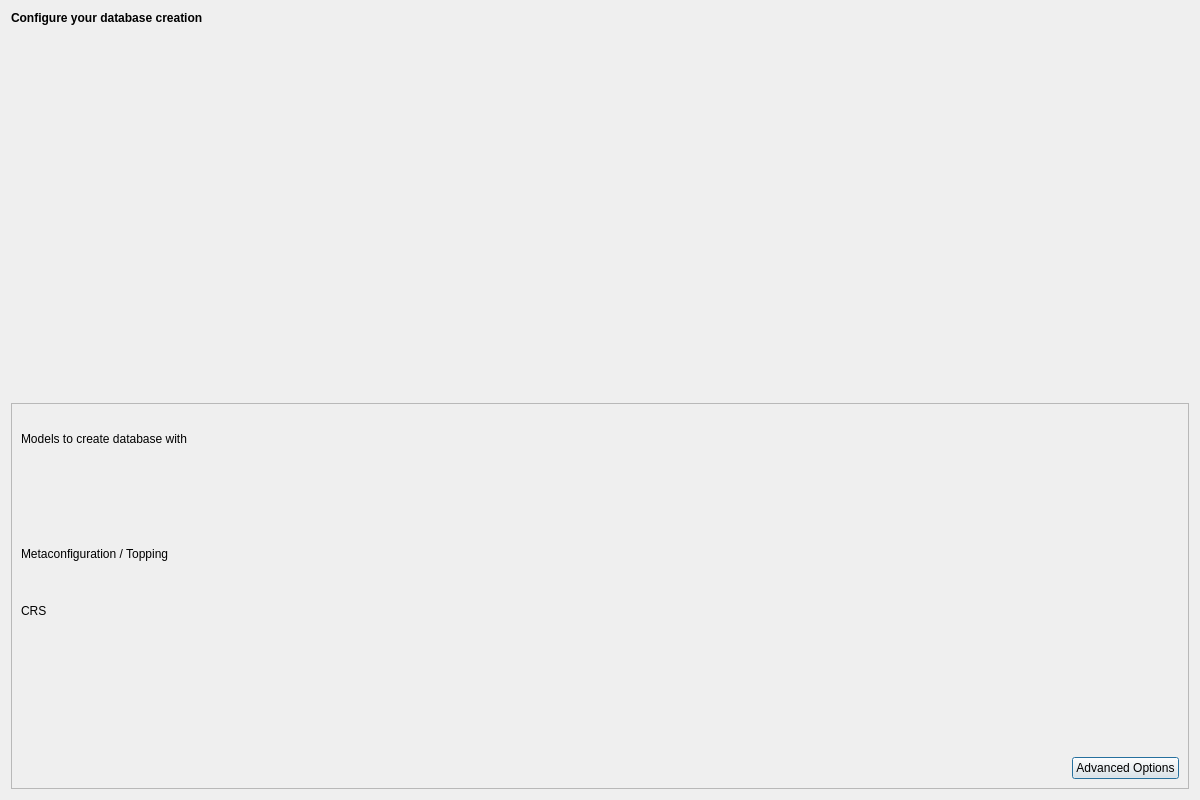
opengisch/QgisModelBaker, file QgisModelBaker/ui/import_schema_configuration.ui: the form before one commit.
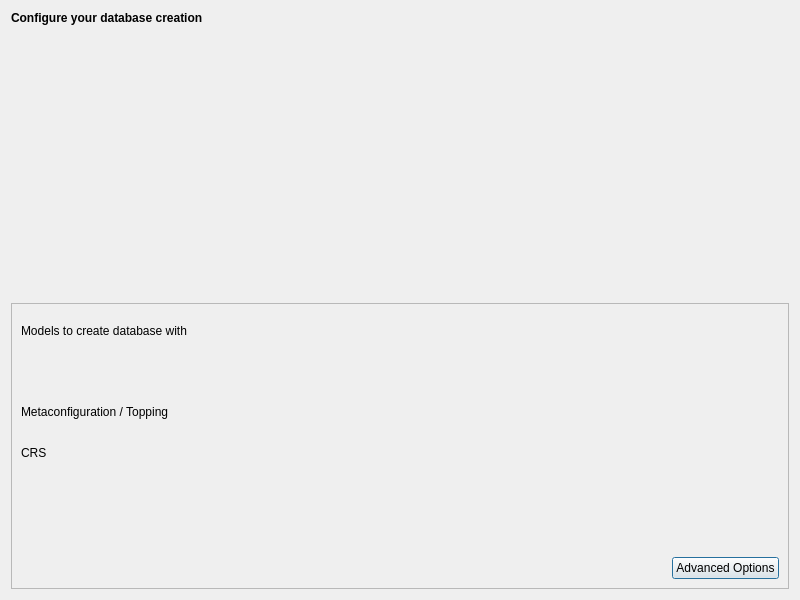
The form after the commit. Custom widgets are drawn as their Qt base class.

Diff of the .ui file:
```diff
--- a/QgisModelBaker/ui/import_schema_configuration.ui
+++ b/QgisModelBaker/ui/import_schema_configuration.ui
@@ -6,8 +6,8 @@
    <rect>
     <x>0</x>
     <y>0</y>
-    <width>1200</width>
-    <height>800</height>
+    <width>800</width>
+    <height>600</height>
    </rect>
   </property>
   <property name="windowTitle">
```
